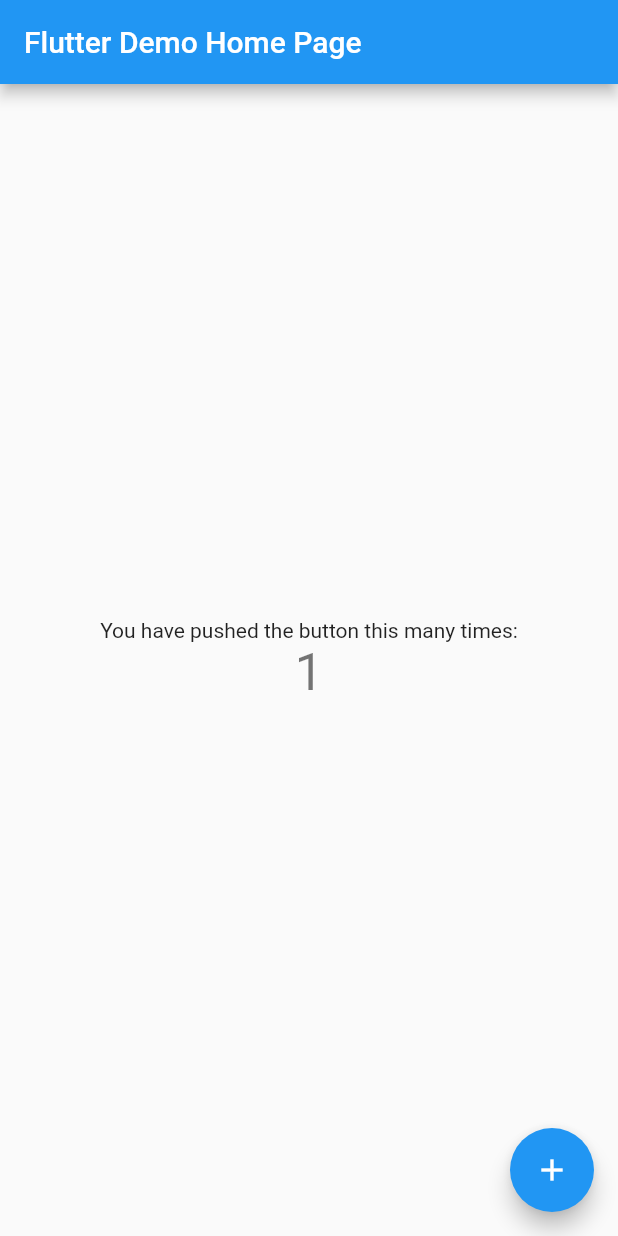
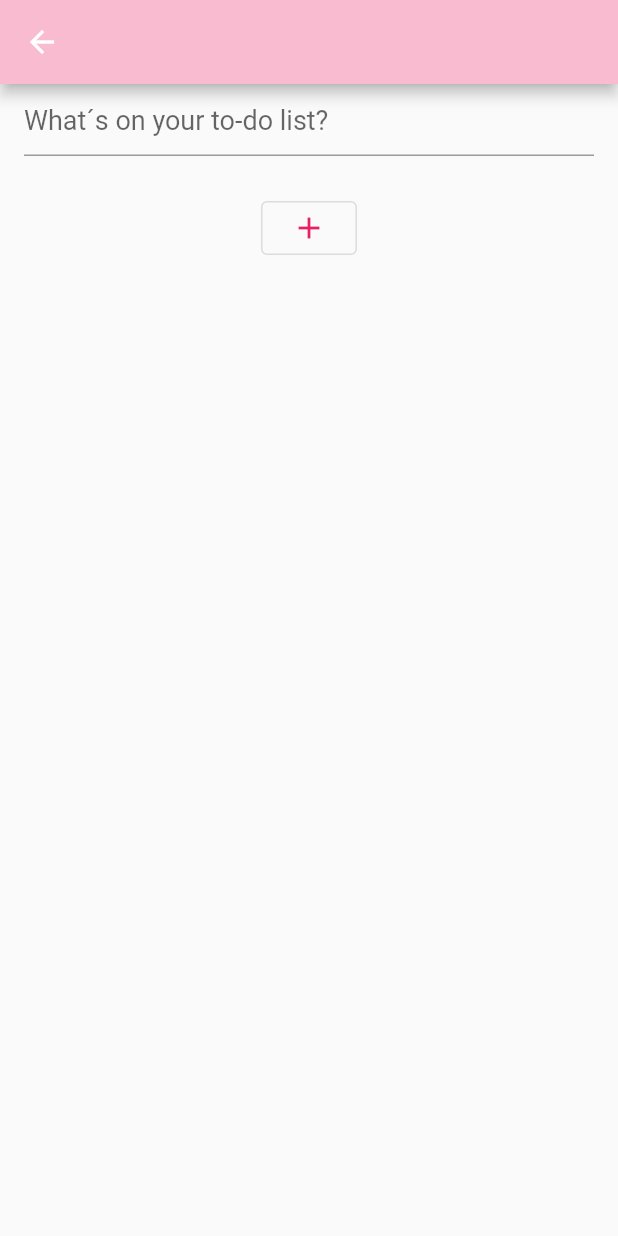
Before and after one commit to gu-tig169-ht21/gusfasag, a Flutter app: the screen it shows after launch, after a tap on the "add" icon, on a phone screen of 412 x 824 dp. Run offline on Flutter 3.47's test engine with Material 2 defaults, Android fonts, the phone set to English and light mode, and no system bars; Roboto replaces fonts that are missing (helvetica).

Commit message:
Update main.dart
steg 1

```diff
--- a/lib/main.dart
+++ b/lib/main.dart
@@ -4,112 +4,124 @@ void main() {
   runApp(const MyApp());
 }
 
+class CheckBoxState {
+  final String title;
+  bool value;
+
+  CheckBoxState({
+    required this.title,
+    this.value = false,
+  });
+}
+
 class MyApp extends StatelessWidget {
   const MyApp({Key? key}) : super(key: key);
-
-  // This widget is the root of your application.
   @override
   Widget build(BuildContext context) {
-    return MaterialApp(
-      title: 'Flutter Demo',
-      theme: ThemeData(
-        // This is the theme of your application.
-        //
-        // Try running your application with "flutter run". You'll see the
-        // application has a blue toolbar. Then, without quitting the app, try
-        // changing the primarySwatch below to Colors.green and then invoke
-        // "hot reload" (press "r" in the console where you ran "flutter run",
-        // or simply save your changes to "hot reload" in a Flutter IDE).
-        // Notice that the counter didn't reset back to zero; the application
-        // is not restarted.
-        primarySwatch: Colors.blue,
-      ),
-      home: const MyHomePage(title: 'Flutter Demo Home Page'),
+    return const MaterialApp(
+      home: HomePage(),
     );
   }
 }
 
-class MyHomePage extends StatefulWidget {
-  const MyHomePage({Key? key, required this.title}) : super(key: key);
-
-  // This widget is the home page of your application. It is stateful, meaning
-  // that it has a State object (defined below) that contains fields that affect
-  // how it looks.
-
-  // This class is the configuration for the state. It holds the values (in this
-  // case the title) provided by the parent (in this case the App widget) and
-  // used by the build method of the State. Fields in a Widget subclass are
-  // always marked "final".
-
-  final String title;
+class HomePage extends StatefulWidget {
+  const HomePage({Key? key}) : super(key: key);
 
   @override
-  State<MyHomePage> createState() => _MyHomePageState();
+  _HomePageState createState() => _HomePageState();
 }
 
-class _MyHomePageState extends State<MyHomePage> {
-  int _counter = 0;
-
-  void _incrementCounter() {
-    setState(() {
-      // This call to setState tells the Flutter framework that something has
-      // changed in this State, which causes it to rerun the build method below
-      // so that the display can reflect the updated values. If we changed
-      // _counter without calling setState(), then the build method would not be
-      // called again, and so nothing would appear to happen.
-      _counter++;
-    });
-  }
+class _HomePageState extends State<HomePage> {
+  final notifications = [
+    CheckBoxState(title: 'Träna'),
+    CheckBoxState(title: 'Handla'),
+    CheckBoxState(title: 'Laga mat'),
+  ];
 
   @override
   Widget build(BuildContext context) {
-    // This method is rerun every time setState is called, for instance as done
-    // by the _incrementCounter method above.
-    //
-    // The Flutter framework has been optimized to make rerunning build methods
-    // fast, so that you can just rebuild anything that needs updating rather
-    // than having to individually change instances of widgets.
     return Scaffold(
       appBar: AppBar(
-        // Here we take the value from the MyHomePage object that was created by
-        // the App.build method, and use it to set our appbar title.
-        title: Text(widget.title),
+        title: const Text('To Do List'),
+        titleTextStyle: const TextStyle(fontSize: 24, fontFamily: 'helvetica'),
+        backgroundColor: Colors.pink[100],
+        actions: [
+          IconButton(
+            icon: const Icon(Icons.add),
+            onPressed: () {
+              Navigator.push(context,
+                  MaterialPageRoute(builder: (context) => const SecondView()));
+            },
+          ),
+        ],
       ),
+      body: ListView(
+        children: [
+          ...notifications.map(buildSingleCheckbox).toList(),
+        ],
+      ),
+    );
+  }
+
+  Widget buildSingleCheckbox(CheckBoxState checkbox) => CheckboxListTile(
+      controlAffinity: ListTileControlAffinity.leading,
+      activeColor: Colors.pink[100],
+      value: checkbox.value,
+      title: Text(checkbox.title,
+          style: const TextStyle(
+              fontSize: 18, fontFamily: 'helvetica', color: Colors.black87)),
+      secondary: const Icon(Icons.delete),
+      onChanged: (value) => setState(
+            () => checkbox.value = value!,
+          ));
+}
+
+class SecondView extends StatelessWidget {
+  const SecondView({Key? key}) : super(key: key);
+
+  @override
+  Widget build(BuildContext context) {
+    return Scaffold(
+      appBar: AppBar(backgroundColor: Colors.pink[100]),
       body: Center(
-        // Center is a layout widget. It takes a single child and positions it
-        // in the middle of the parent.
         child: Column(
-          // Column is also a layout widget. It takes a list of children and
-          // arranges them vertically. By default, it sizes itself to fit its
-          // children horizontally, and tries to be as tall as its parent.
-          //
-          // Invoke "debug painting" (press "p" in the console, choose the
-          // "Toggle Debug Paint" action from the Flutter Inspector in Android
-          // Studio, or the "Toggle Debug Paint" command in Visual Studio Code)
-          // to see the wireframe for each widget.
-          //
-          // Column has various properties to control how it sizes itself and
-          // how it positions its children. Here we use mainAxisAlignment to
-          // center the children vertically; the main axis here is the vertical
-          // axis because Columns are vertical (the cross axis would be
-          // horizontal).
-          mainAxisAlignment: MainAxisAlignment.center,
-          children: <Widget>[
-            const Text(
-              'You have pushed the button this many times:',
-            ),
-            Text(
-              '$_counter',
-              style: Theme.of(context).textTheme.headline4,
-            ),
+          children: [
+            _nameInputField(),
+            Container(height: 24),
+            _buttonRow(),
           ],
         ),
       ),
-      floatingActionButton: FloatingActionButton(
-        onPressed: _incrementCounter,
-        tooltip: 'Increment',
-        child: const Icon(Icons.add),
-      ), // This trailing comma makes auto-formatting nicer for build methods.
+    );
+  }
+
+  Widget _nameInputField() {
+    return Container(
+      margin: const EdgeInsets.only(left: 16, right: 16),
+      child: const TextField(
+        decoration: InputDecoration(
+          hintText: 'What´s on your to-do list?',
+          hintStyle: TextStyle(
+            fontSize: 18,
+            fontFamily: 'helvetica',
+          ),
+          focusedBorder: UnderlineInputBorder(
+            borderSide: BorderSide(color: Colors.pink),
+          ),
+        ),
+      ),
+    );
+  }
+
+  Widget _buttonRow() {
+    return Row(
+      mainAxisAlignment: MainAxisAlignment.center,
+      children: [
+        OutlinedButton(
+          onPressed: () {},
+          child: const Icon(Icons.add, color: Colors.pink),
+        )
+      ],
     );
   }
 }
```
